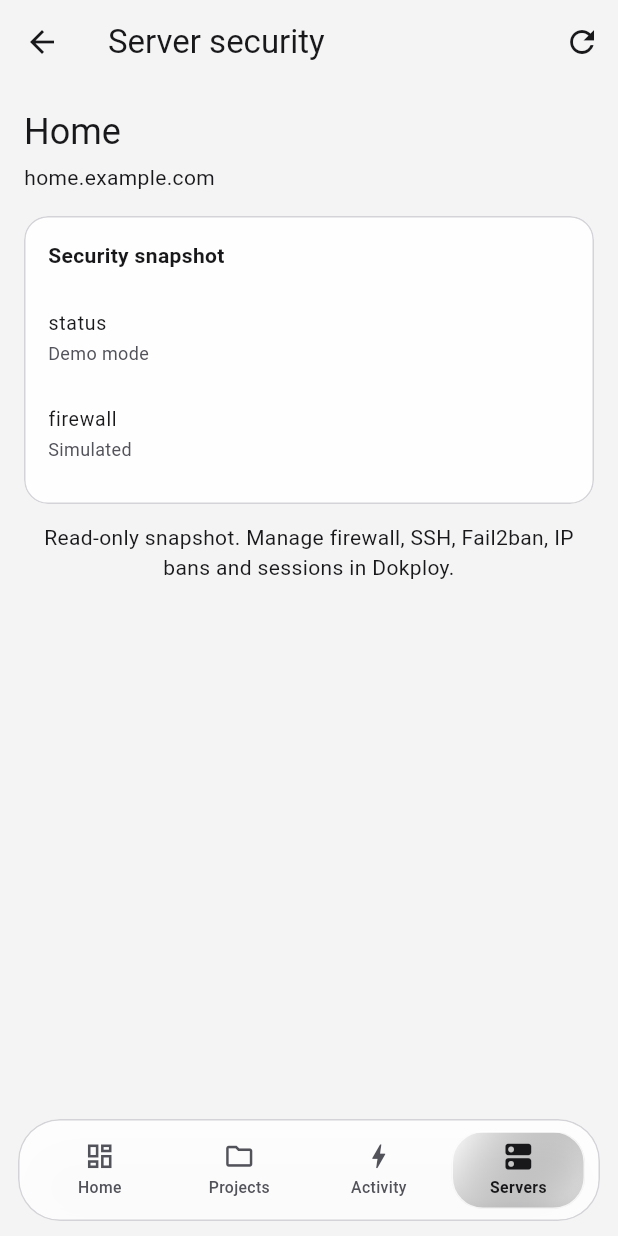
After one commit to billnice250/dokploy_mobile, a Flutter app: the ServersScreen screen opened by its route, after a tap on "Security", on a phone screen of 412 x 824 dp. The commit adds this screen. Run offline on Flutter 3.47's test engine with Material 3 defaults, Android fonts, the phone set to English and light mode, and no system bars; our stand-ins replace dio, file_picker, flutter_local_notifications, flutter_riverpod, flutter_secure_storage, go_router and 3 more; missing offline and left inert: pfx_reader, pkcs7, xterm; accounts and stored records are empty.

Commit message:
Add Dokploy 0.31 mobile support

```diff
--- a/lib/data/mock_repository.dart
+++ b/lib/data/mock_repository.dart
@@ -109,6 +109,10 @@ class MockDokployRepository implements DokployRepository {
           diskTotal: 85899345920);
 
   @override
+  Future<Map<String, dynamic>> serverSecurity(String serverId) async =>
+      const {'status': 'Demo mode', 'firewall': 'Simulated'};
+
+  @override
   Future<List<ContainerInstance>> serverContainers({String? serverId}) async =>
       [
         for (final name in ['web', 'worker', 'postgres'])
@@ -132,6 +136,7 @@ class MockDokployRepository implements DokployRepository {
   Future<TerminalSession> openTerminal(
           {String? serverId,
           String? containerId,
+          String? serviceId,
           String username = 'root',
           int port = 22}) async =>
       _DemoTerminal();
--- a/lib/data/repository.dart
+++ b/lib/data/repository.dart
@@ -3,12 +3,14 @@ import '../domain/terminal_session.dart';
 
 abstract interface class DokployRepository {
   Future<ServerDiagnostics> serverDiagnostics({String? serverId});
+  Future<Map<String, dynamic>> serverSecurity(String serverId);
   Future<List<ContainerInstance>> serverContainers({String? serverId});
   Future<void> containerAction(String id, ContainerAction action,
       {String? serverId});
   Future<TerminalSession> openTerminal(
       {String? serverId,
       String? containerId,
+      String? serviceId,
       String username = 'root',
       int port = 22});
   Future<CapabilitySet> capabilities();
--- /dev/null
+++ b/lib/screens/server_security.dart
@@ -0,0 +1,146 @@
+import 'package:flutter/material.dart';
+import 'package:flutter_riverpod/flutter_riverpod.dart';
+
+import '../core/biometric_confirmation.dart';
+import '../core/providers.dart';
+import '../core/widgets.dart';
+import '../domain/models.dart';
+
+final serverSecurityProvider =
+    FutureProvider.autoDispose.family<Map<String, dynamic>, String>(
+  (ref, id) => ref.read(repositoryProvider).serverSecurity(id),
+);
+
+class ServerSecurityScreen extends ConsumerStatefulWidget {
+  const ServerSecurityScreen({super.key, required this.server});
+  final ServerModel server;
+
+  @override
+  ConsumerState<ServerSecurityScreen> createState() =>
+      _ServerSecurityScreenState();
+}
+
+class _ServerSecurityScreenState extends ConsumerState<ServerSecurityScreen> {
+  bool? _authorized;
+
+  @override
+  void initState() {
+    super.initState();
+    WidgetsBinding.instance.addPostFrameCallback((_) => _authorize());
+  }
+
+  Future<void> _authorize() async {
+    final allowed = ref.read(currentInstanceProvider).demo ||
+        await confirmSensitiveOperation(
+          context,
+          ref,
+          reason:
+              'View security status for server ${widget.server.name}, including recent activity.',
+        );
+    if (mounted) setState(() => _authorized = allowed);
+  }
+
+  @override
+  Widget build(BuildContext context) {
+    final server = widget.server;
+    return Scaffold(
+      appBar: AppBar(
+        title: const Text('Server security'),
+        actions: [
+          IconButton(
+            tooltip: 'Refresh security status',
+            onPressed: () => ref.invalidate(serverSecurityProvider(server.id)),
+            icon: const Icon(Icons.refresh),
+          ),
+        ],
+      ),
+      body: _authorized == null
+          ? const Center(child: CircularProgressIndicator())
+          : _authorized == false
+              ? const Center(
+                  child: Text('Viewing server security was cancelled.'))
+              : _securityState(context, ref),
+    );
+  }
+
+  Widget _securityState(BuildContext context, WidgetRef ref) =>
+      ref.watch(serverSecurityProvider(widget.server.id)).when(
+            loading: () => const Center(child: CircularProgressIndicator()),
+            error: (error, _) => Center(
+              child: Padding(
+                padding: const EdgeInsets.all(24),
+                child: Column(
+                  mainAxisSize: MainAxisSize.min,
+                  children: [
+                    const Icon(Icons.security_outlined, size: 40),
+                    const SizedBox(height: 12),
+                    const Text('Security status unavailable',
+                        style: TextStyle(fontWeight: FontWeight.w700)),
+                    const SizedBox(height: 8),
+                    Text('$error', textAlign: TextAlign.center),
+                    const SizedBox(height: 8),
+                    const Text(
+                      'Dokploy v0.31 server.security is read-only here. Changes to SSH, firewall and IP bans remain in Dokploy.',
+                      textAlign: TextAlign.center,
+                    ),
+                  ],
+                ),
+              ),
+            ),
+            data: (data) => ListView(
+              padding: const EdgeInsets.all(16),
+              children: [
+                Text(widget.server.name,
+                    style: Theme.of(context).textTheme.headlineSmall),
+                const SizedBox(height: 4),
+                Text(widget.server.host,
+                    style: Theme.of(context).textTheme.bodyMedium),
+                const SizedBox(height: 16),
+                GlassPanel(
+                  padding: const EdgeInsets.all(16),
+                  child: Column(
+                    crossAxisAlignment: CrossAxisAlignment.start,
+                    children: [
+                      const Text('Security snapshot',
+                          style: TextStyle(fontWeight: FontWeight.w700)),
+                      const SizedBox(height: 12),
+                      for (final entry in _flatten(data).entries)
+                        ListTile(
+                          dense: true,
+                          contentPadding: EdgeInsets.zero,
+                          title: Text(entry.key),
+                          subtitle: SelectableText(entry.value),
+                        ),
+                    ],
+                  ),
+                ),
+                const Padding(
+                  padding: EdgeInsets.only(top: 12),
+                  child: Text(
+                    'Read-only snapshot. Manage firewall, SSH, Fail2ban, IP bans and sessions in Dokploy.',
+                    textAlign: TextAlign.center,
+                  ),
+                ),
+              ],
+            ),
+          );
+
+  Map<String, String> _flatten(Map<String, dynamic> raw) {
+    final result = <String, String>{};
+    void visit(String prefix, dynamic value) {
+      if (value is Map) {
+        for (final entry in value.entries) {
+          visit(prefix.isEmpty ? '${entry.key}' : '$prefix · ${entry.key}',
+              entry.value);
+        }
+      } else if (value is List) {
+        result[prefix] = value.map((item) => '$item').join(', ');
+      } else if (value != null) {
+        result[prefix] = '$value';
+      }
+    }
+
+    visit('', raw);
+    return result;
+  }
+}
--- a/lib/screens/servers.dart
+++ b/lib/screens/servers.dart
@@ -10,6 +10,7 @@ import '../domain/models.dart';
 import 'server_containers.dart';
 import 'terminal.dart';
 import 'server_diagnostics.dart';
+import 'server_security.dart';
 
 class ServersScreen extends ConsumerWidget {
   const ServersScreen({super.key});
@@ -143,6 +144,18 @@ class ServersScreen extends ConsumerWidget {
                                                     : server.id))),
                                     icon: const Icon(Icons.terminal),
                                     label: const Text('SSH terminal')),
+                                if (server.id != 'dokploy-control-plane')
+                                  OutlinedButton.icon(
+                                    onPressed: () => Navigator.push(
+                                      context,
+                                      MaterialPageRoute<void>(
+                                        builder: (_) => ServerSecurityScreen(
+                                            server: server),
+                                      ),
+                                    ),
+                                    icon: const Icon(Icons.security_outlined),
+                                    label: const Text('Security'),
+                                  ),
                               ]),
                               const SizedBox(height: 20),
                               if (!server.metricsAvailable) ...[
```
Also changed, not shown: lib/data/dokploy_api.dart (+15 -0 lines), lib/data/real_repository.dart (+47 -4 lines), lib/screens/service_detail.dart (+29 -8 lines), lib/screens/terminal.dart (+117 -31 lines), 4 other files.
